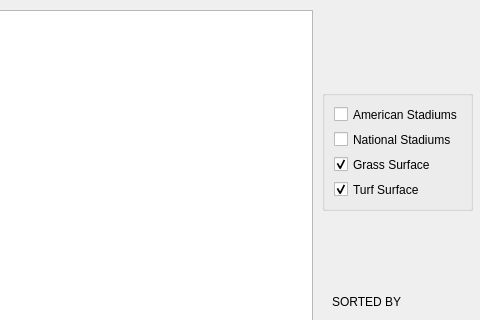
First picture: the form in app/baseball_gui/list_of_stadiums.ui, repository housengw/CS8-I-Love-Baseball, before the edit; both pictures show x 648 to 1128 and y 0 to 320 of the 1128 by 539 pixel window.
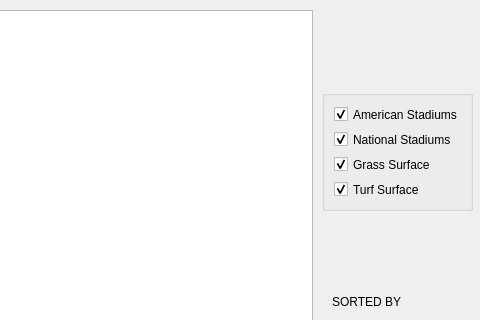
Second picture: the form after the edit.

Diff of the .ui file:
```diff
--- a/app/baseball_gui/list_of_stadiums.ui
+++ b/app/baseball_gui/list_of_stadiums.ui
@@ -44,6 +44,9 @@
       <property name="text">
        <string>American Stadiums</string>
       </property>
+      <property name="checked">
+       <bool>true</bool>
+      </property>
      </widget>
     </item>
     <item row="1" column="0">
@@ -51,6 +54,9 @@
       <property name="text">
        <string>National Stadiums</string>
       </property>
+      <property name="checked">
+       <bool>true</bool>
+      </property>
      </widget>
     </item>
     <item row="2" column="0">
@@ -75,7 +81,7 @@
     </item>
    </layout>
   </widget>
-  <widget class="QWidget" name="">
+  <widget class="QWidget" name="layoutWidget">
    <property name="geometry">
     <rect>
      <x>980</x>
```
